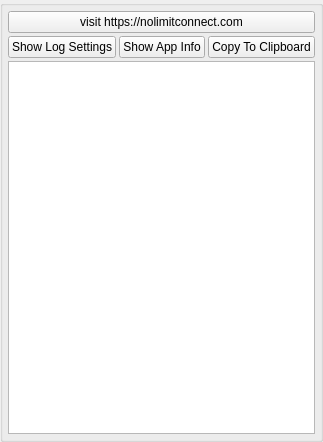
First picture: the form in nolimitgui/CommonSrc/Forms/AppletLog.ui, repository nolimitconnect/NoLimitConnect, before the edit.
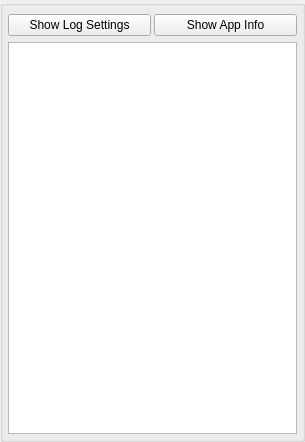
Second picture: the form after the edit. Custom widgets are drawn as their Qt base class.

Patch:
```diff
--- a/nolimitgui/CommonSrc/Forms/AppletLog.ui
+++ b/nolimitgui/CommonSrc/Forms/AppletLog.ui
@@ -81,17 +81,7 @@
        <number>5</number>
       </property>
       <item>
-       <widget class="QPushButton" name="gotoWebsiteButton">
-        <property name="sizePolicy">
-         <sizepolicy hsizetype="Minimum" vsizetype="Preferred">
-          <horstretch>0</horstretch>
-          <verstretch>0</verstretch>
-         </sizepolicy>
-        </property>
-        <property name="text">
-         <string>visit https://nolimitconnect.com</string>
-        </property>
-       </widget>
+       <widget class="WebsiteWidget" name="m_WebsiteWidget" native="true"/>
       </item>
       <item>
        <layout class="QHBoxLayout" name="horizontalLayout">
@@ -109,15 +99,11 @@
           </property>
          </widget>
         </item>
-        <item>
-         <widget class="QPushButton" name="m_CopyToClipboardButton">
-          <property name="text">
-           <string>Copy To Clipboard</string>
-          </property>
-         </widget>
-        </item>
        </layout>
       </item>
+      <item>
+       <widget class="ClipboardCopyWidget" name="m_CopyToClipboardWidget" native="true"/>
+      </item>
       <item>
        <widget class="QPlainTextEdit" name="m_LogPlainTextEdit"/>
       </item>
@@ -126,6 +112,20 @@
    </item>
   </layout>
  </widget>
+ <customwidgets>
+  <customwidget>
+   <class>ClipboardCopyWidget</class>
+   <extends>QWidget</extends>
+   <header>ClipboardCopyWidget.h</header>
+   <container>1</container>
+  </customwidget>
+  <customwidget>
+   <class>WebsiteWidget</class>
+   <extends>QWidget</extends>
+   <header>WebsiteWidget.h</header>
+   <container>1</container>
+  </customwidget>
+ </customwidgets>
  <resources/>
  <connections/>
 </ui>
```
